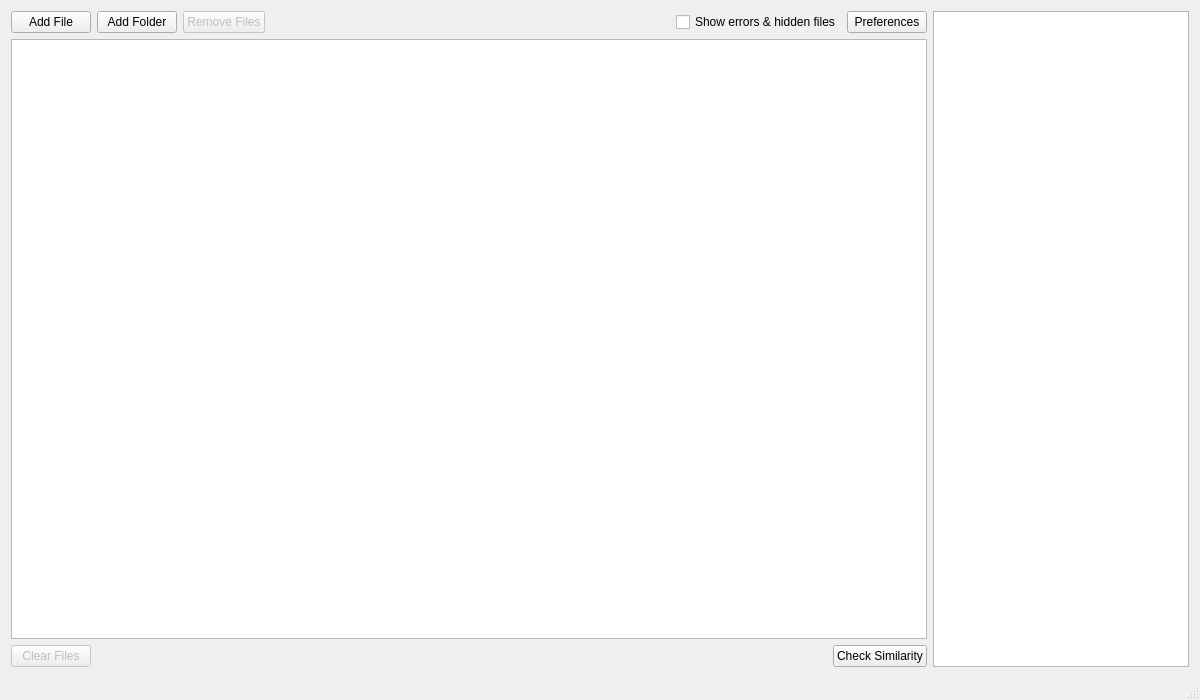
Qt form mainwindow.ui (garfunkel/SameDifference) before a commit.
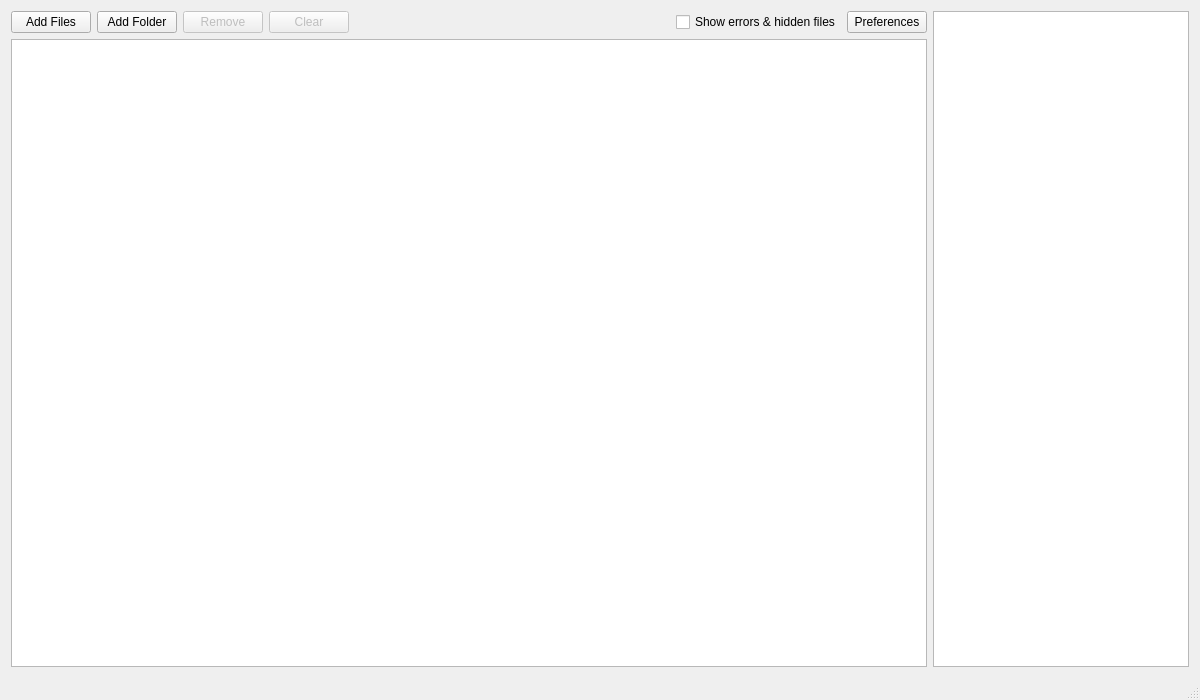
The same form after that commit. Icons and pictures are not drawn.

What changed in the file:
```diff
--- a/mainwindow.ui
+++ b/mainwindow.ui
@@ -31,7 +31,7 @@
         <item>
          <widget class="QPushButton" name="addFilesPushButton">
           <property name="text">
-           <string>Add File</string>
+           <string>Add Files</string>
           </property>
           <property name="icon">
            <iconset theme="list-add"/>
@@ -54,10 +54,21 @@
            <bool>false</bool>
           </property>
           <property name="text">
-           <string>Remove Files</string>
+           <string>Remove</string>
           </property>
           <property name="icon">
-           <iconset theme="list-remove"/>
+           <iconset theme="list-remove">
+            <normaloff>.</normaloff>.</iconset>
+          </property>
+         </widget>
+        </item>
+        <item>
+         <widget class="QPushButton" name="clearFilesPushButton">
+          <property name="enabled">
+           <bool>false</bool>
+          </property>
+          <property name="text">
+           <string>Clear</string>
           </property>
          </widget>
         </item>
@@ -130,40 +141,6 @@
         </attribute>
        </widget>
       </item>
-      <item>
-       <layout class="QHBoxLayout" name="horizontalLayout_3">
-        <item>
-         <widget class="QPushButton" name="clearFilesPushButton">
-          <property name="enabled">
-           <bool>false</bool>
-          </property>
-          <property name="text">
-           <string>Clear Files</string>
-          </property>
-         </widget>
-        </item>
-        <item>
-         <spacer name="horizontalSpacer">
-          <property name="orientation">
-           <enum>Qt::Horizontal</enum>
-          </property>
-          <property name="sizeHint" stdset="0">
-           <size>
-            <width>40</width>
-            <height>20</height>
-           </size>
-          </property>
-         </spacer>
-        </item>
-        <item>
-         <widget class="QPushButton" name="checkSimilarityPushButton">
-          <property name="text">
-           <string>Check Similarity</string>
-          </property>
-         </widget>
-        </item>
-       </layout>
-      </item>
      </layout>
     </item>
     <item>
```
Left out of the diff: 22 changed lines with no effect on the pictures.
